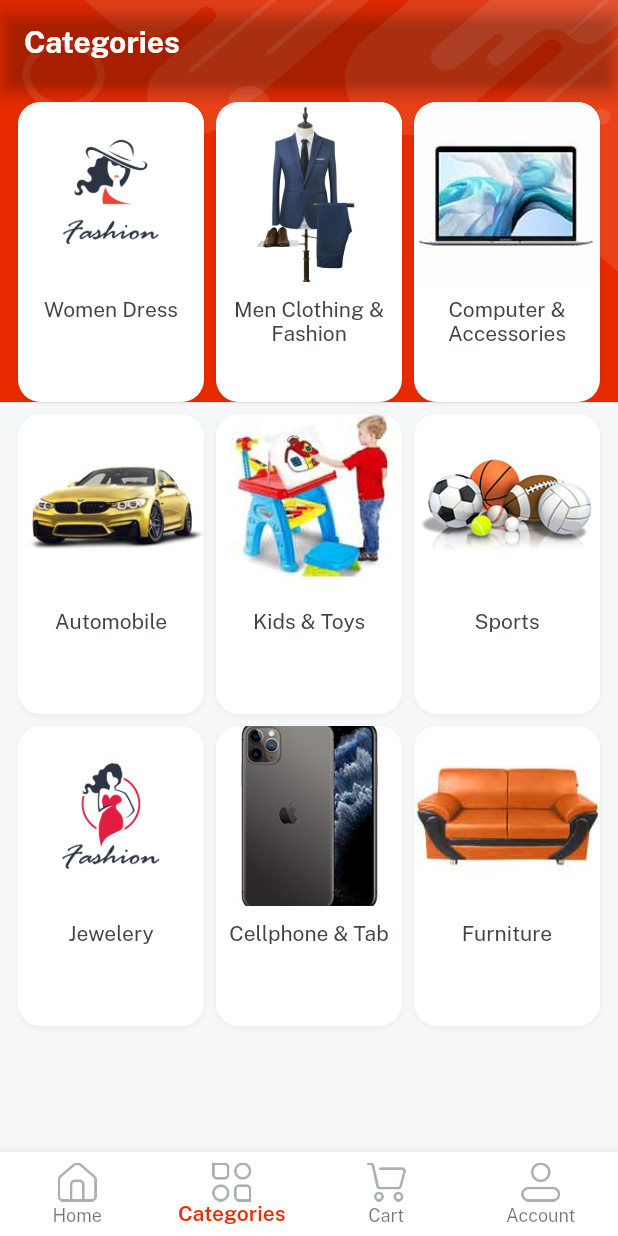
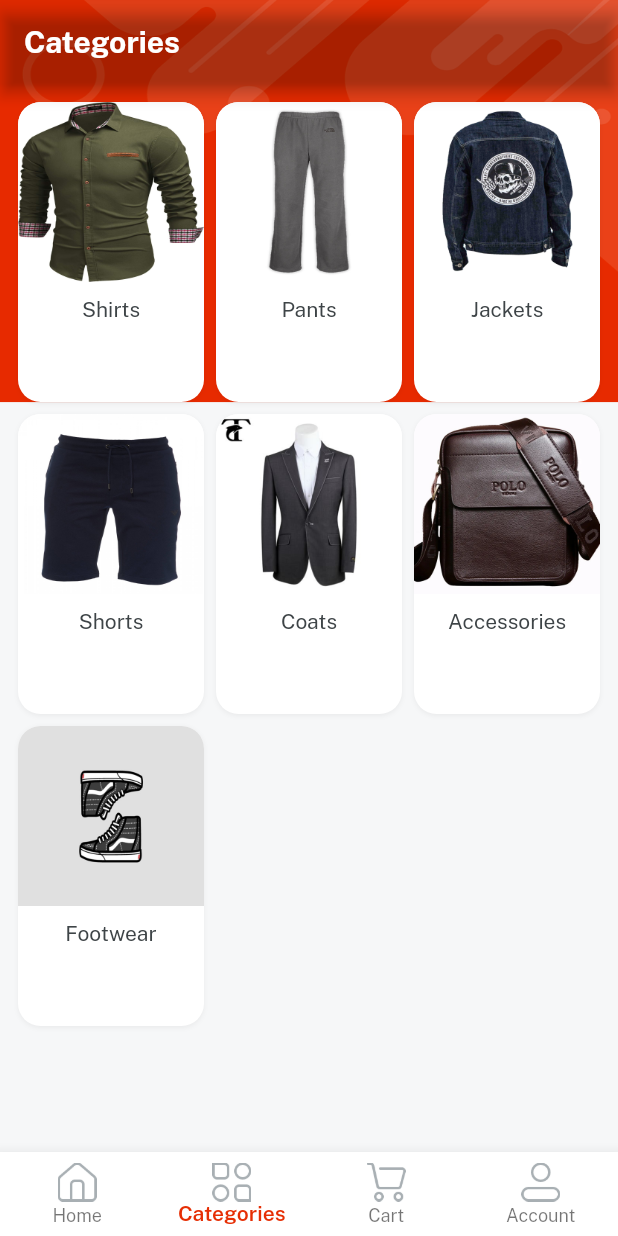
Before and after one commit to RohitBajracharya/E-FashionStore-App-Flutter-, a Flutter app: the screen it shows once a user with an empty profile is signed in, item 2 of the bottom bar chosen, on a phone screen of 412 x 824 dp. Run offline on Flutter 3.47's test engine with Material 2 defaults, Android fonts, the phone set to English and light mode, and no system bars; our stand-ins replace cloud_firestore, firebase_auth, firebase_core, firebase_storage, get, image_picker and 1 more; accounts and stored records are empty.

Commit message:
categories updated

```diff
--- a/lib/consts/images.dart
+++ b/lib/consts/images.dart
@@ -124,9 +124,5 @@ const imgSlider1 = "assets/images/slider_1.png";
 const imgSlider2 = "assets/images/slider_2.png";
 const imgSlider3 = "assets/images/slider_3.png";
 const imgSlider4 = "assets/images/slider_4.png";
-const imgSslcommerz = "assets/images/sslcommerz.png";
 const imgStripe = "assets/images/stripe.png";
 const imgKhalti = "assets/images/khalti.png";
-const imgTwocheckout = "assets/images/twocheckout.png";
-const imgVogue = "assets/images/vogue.png";
-const imgWallet = "assets/images/wallet.png";
--- a/lib/consts/lists.dart
+++ b/lib/consts/lists.dart
@@ -51,15 +51,14 @@ const slidersList = [imgSlider1, imgSlider2, imgSlider3, imgSlider4];
 const secondSlidersList = [imgSs1, imgSs2, imgSs3, imgSs4];
 
 //featured categories images and titles list
-const featuredImages1 = [imgS1, imgS2, imgS3];
-const featuredImages2 = [imgS4, imgS5, imgS6];
-const featuresTitles1 = [womenDress, girlsDress, girlsWatches];
-const featuresTitles2 = [boysGlasses, mobilePhone, tShirts];
+const featuredImages1 = [imgS1, imgS3, imgS5];
+const featuredImages2 = [imgS2, imgS4, imgS7];
+const featuresTitles1 = [shirts, jackets, coats];
+const featuresTitles2 = [pants, shorts, footwear];
 
 //categories list
-const categoriesList = [womenDress, menClothingFashion, compAccess, automobile, kidtoys, sports, jewelery, cellphone, furniture];
-const categoriesImages = [imgS1, imgFc1, imgFc2, imgFc3, imgFc4, imgFc5, imgS11, imgFc6, imgFc9];
-
+const categoriesList = [shirts, pants, jackets, shorts, coats, accessories, footwear];
+const categoriesImages = [imgS1, imgS2, imgS3, imgS4, imgS5, imgS6, imgS7];
 const itemDetailButtonList = [video, reviews, privacyPolicy, returnPolicy, supportPolicy];
 
 //profile button list
--- a/lib/consts/strings.dart
+++ b/lib/consts/strings.dart
@@ -1,4 +1,5 @@
-const appname = "e-Mart";
+const appname = "Clowear";
+const appTypes = "E-Fashion Store";
 const appversion = "Version 1.0.0";
 const credits = "@RBajra";
 
@@ -30,25 +31,17 @@ const topSellers = "Top Sellers";
 const brand = "Brand";
 const topCategories = "Top Categories";
 const featuredCategories = "Featured Categories";
-const womenDress = "Women Dress";
-const girlsWatches = "Girls Watches";
-const mobilePhone = "Mobile Phones";
-const boysGlasses = "Boys Glasses";
-const tShirts = "TShirts";
-const girlsDress = "Girls Dresses";
+
+//categories
+const shirts = "Shirts";
+const jackets = "Jackets";
+const pants = "Pants";
+const shorts = "Shorts";
+const coats = "Coats";
+const accessories = "Accessories";
+const footwear = "Footwear";
 const featuredProduct = "Featured Product";
 const allProduct = "All Products";
-
-//categories strings
-const womenClothing = "Women Clothing";
-const menClothingFashion = "Men Clothing & Fashion";
-const compAccess = "Computer & Accessories";
-const automobile = "Automobile";
-const kidtoys = "Kids & Toys";
-const sports = "Sports";
-const jewelery = "Jewelery";
-const cellphone = "Cellphone & Tab";
-const furniture = "Furniture";
 
 //item details strings
 const video = "Video";
--- a/lib/services/category_model.json
+++ b/lib/services/category_model.json
@@ -1,40 +1,66 @@
 {
   "categories": [
     {
-      "name": "Women Dress",
-      "subcategory": ["Wedding & Event", "Tops & Sets", "Watches"]
+      "name": "Shirts",
+      "subcategory": [
+        "T-shirts",
+        "Polo Shirts",
+        "Formal Shirts",
+        "Dress shirts",
+        "Casual Shirts",
+        "Denim Shirts"
+      ]
     },
     {
-      "name": "Men Clothing & Fashion",
-      "subcategory": ["Outwear & Jacket", "Formal Dress", "Accessories"]
+      "name": "Jackets",
+      "subcategory": [
+        "Hoodies",
+        "Bomber Jackets",
+        "Denim Jackets",
+        "Leather Jackets",
+        "Puffer Jackets",
+        "Varsity Jackets"
+      ]
     },
     {
-      "name": "Computer & Accessories",
-      "subcategory": ["Laptop", "Gaming PC", "Official Equipment"]
+      "name": "Pants",
+      "subcategory": [
+        "Formal Pants",
+        "Dress Pants",
+        "Casual Pants",
+        "Jeans",
+        "SweatPants",
+        "Cargos",
+        "Joggers"
+      ]
     },
     {
-      "name": "Automobile",
-      "subcategory": ["Cars", "Bikes"]
+      "name": "Shorts",
+      "subcategory": [
+        "Cargo Shorts",
+        "Denim Shorts",
+        "Printed Shorts",
+        "Chino Shorts"
+      ]
     },
     {
-      "name": "Kids & Toys",
-      "subcategory": ["Shoes & Bags", "Baby Clothing", "Girls Toys"]
+      "name": "Coats",
+      "subcategory": ["Blazers", "Sports coats", "Overcoats"]
     },
     {
-      "name": "Sports",
-      "subcategory": ["Cycling", "Sneakers", "Swimming"]
+      "name": "Accessories",
+      "subcategory": ["Hats", "Neckwear", "Belts", "Socks", "Gloves", "Bags"]
     },
     {
-      "name": "Jewellery",
-      "subcategory": ["Necklace", "Gold", "Earing"]
-    },
-    {
-      "name": "Cellphone & Tab",
-      "subcategory": ["Smartphone", "Tablets", "Accessories"]
-    },
-    {
-      "name": "Furniture",
-      "subcategory": ["Sofa", "Bed", "Home Textile"]
+      "name": "Footwear",
+      "subcategory": [
+        "Dress Shoes",
+        "Loafers",
+        "Boots",
+        "Sneakers",
+        "Athletic Shoes",
+        "Sandals"
+      ]
     }
   ]
 }
--- a/lib/views/category_screen/category_screen.dart
+++ b/lib/views/category_screen/category_screen.dart
@@ -24,7 +24,7 @@ class CategoryScreen extends StatelessWidget {
       padding: const EdgeInsets.all(12.0),
       child: GridView.builder(
         shrinkWrap: true,
-        itemCount: 9,
+        itemCount: categoriesList.length,
         gridDelegate: const SliverGridDelegateWithFixedCrossAxisCount(
           crossAxisCount: 3,
           mainAxisSpacing: 8,
@@ -43,7 +43,7 @@ class CategoryScreen extends StatelessWidget {
                   categoriesImages[index],
                   height: 120,
                   width: 200,
-                  fit: BoxFit.cover,
+                  fit: BoxFit.fill,
                 ),
                 const SizedBox(height: 10),
                 Text(
--- a/lib/views/home_screen/home_screen.dart
+++ b/lib/views/home_screen/home_screen.dart
@@ -36,7 +36,7 @@ class HomeScreen extends StatelessWidget {
                     todayDealsNflashSale(),
                     const SizedBox(height: 10),
                     //second sliders
-                    swipersBrand(secondSlidersList),
+                    // swipersBrand(secondSlidersList),
                     const SizedBox(height: 10),
                     //top categories,brand and top sellers button
                     categoriesBrandSellersButton(),
```
Also changed, not shown: lib/views/splash_screen/splash_screen.dart (+9 -0 lines), assets/images/s1.jpg, assets/images/s2.jpg, assets/images/s3.jpg, assets/images/s4.jpg, assets/images/s5.jpg, assets/images/s6.jpg, assets/images/s7.jpg, assets/images/slider_1.png, assets/images/slider_2.png, assets/images/slider_3.png, assets/images/slider_4.png.
